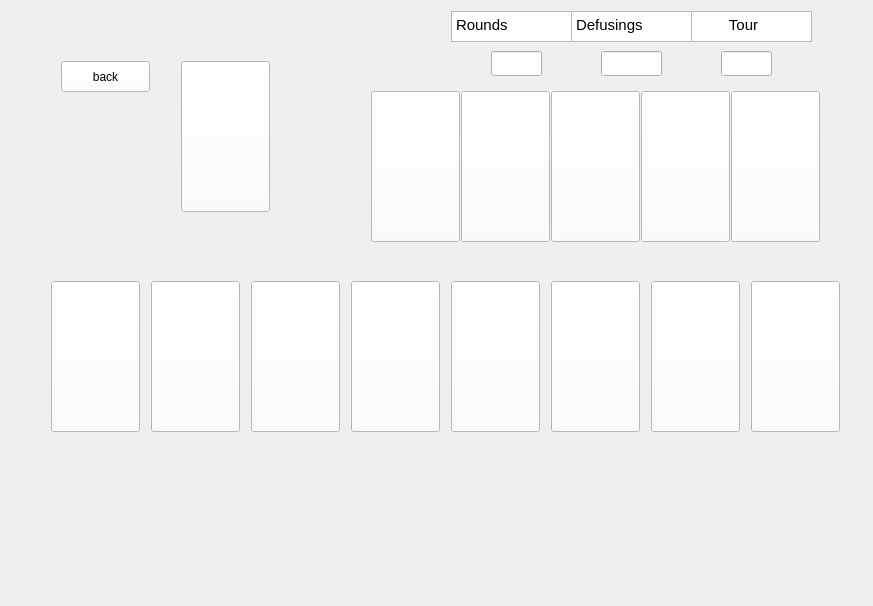
Old version of the form ui/mainwindow.ui in the repository NadjibBelaribi/time-bomb-game.
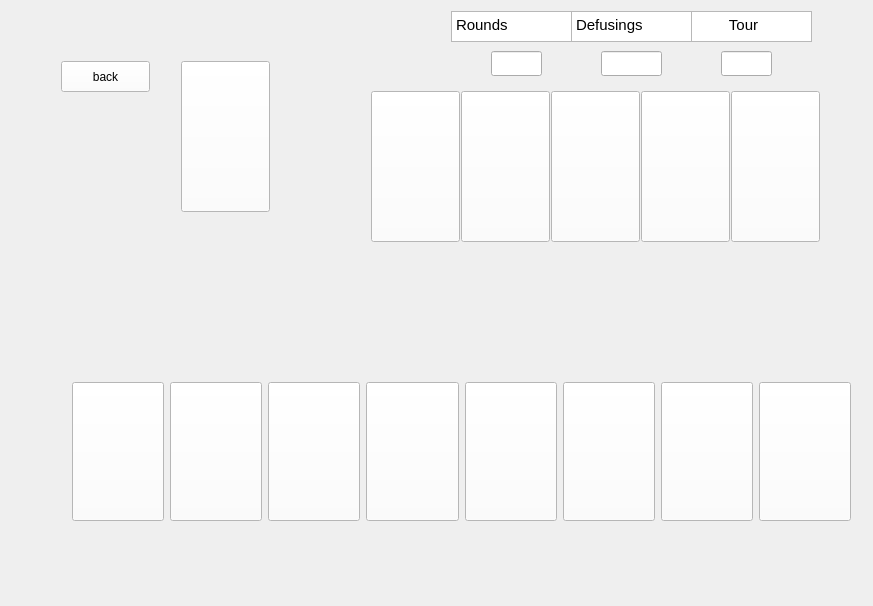
New version of the form. The open tabs and pages were chosen to show the change. Icons and pictures are not drawn.

Diff of the .ui file:
```diff
--- a/ui/mainwindow.ui
+++ b/ui/mainwindow.ui
@@ -35,6 +35,9 @@
    <layout class="QVBoxLayout" name="verticalLayout_2">
     <item>
      <widget class="QStackedWidget" name="menu">
+      <property name="styleSheet">
+       <string notr="true"/>
+      </property>
       <property name="currentIndex">
        <number>0</number>
       </property>
@@ -178,110 +181,6 @@
        </widget>
       </widget>
       <widget class="QWidget" name="board">
-       <widget class="QPushButton" name="player1">
-        <property name="geometry">
-         <rect>
-          <x>40</x>
-          <y>270</y>
-          <width>89</width>
-          <height>151</height>
-         </rect>
-        </property>
-        <property name="text">
-         <string/>
-        </property>
-       </widget>
-       <widget class="QPushButton" name="player2">
-        <property name="geometry">
-         <rect>
-          <x>140</x>
-          <y>270</y>
-          <width>89</width>
-          <height>151</height>
-         </rect>
-        </property>
-        <property name="text">
-         <string/>
-        </property>
-       </widget>
-       <widget class="QPushButton" name="player3">
-        <property name="geometry">
-         <rect>
-          <x>240</x>
-          <y>270</y>
-          <width>89</width>
-          <height>151</height>
-         </rect>
-        </property>
-        <property name="text">
-         <string/>
-        </property>
-       </widget>
-       <widget class="QPushButton" name="player4">
-        <property name="geometry">
-         <rect>
-          <x>340</x>
-          <y>270</y>
-          <width>89</width>
-          <height>151</height>
-         </rect>
-        </property>
-        <property name="text">
-         <string/>
-        </property>
-       </widget>
-       <widget class="QPushButton" name="player5">
-        <property name="geometry">
-         <rect>
-          <x>440</x>
-          <y>270</y>
-          <width>89</width>
-          <height>151</height>
-         </rect>
-        </property>
-        <property name="text">
-         <string/>
-        </property>
-       </widget>
-       <widget class="QPushButton" name="player6">
-        <property name="geometry">
-         <rect>
-          <x>540</x>
-          <y>270</y>
-          <width>89</width>
-          <height>151</height>
-         </rect>
-        </property>
-        <property name="text">
-         <string/>
-        </property>
-       </widget>
-       <widget class="QPushButton" name="player7">
-        <property name="geometry">
-         <rect>
-          <x>640</x>
-          <y>270</y>
-          <width>89</width>
-          <height>151</height>
-         </rect>
-        </property>
-        <property name="text">
-         <string/>
-        </property>
-       </widget>
-       <widget class="QPushButton" name="player8">
-        <property name="geometry">
-         <rect>
-          <x>740</x>
-          <y>270</y>
-          <width>89</width>
-          <height>151</height>
-         </rect>
-        </property>
-        <property name="text">
-         <string/>
-        </property>
-       </widget>
        <widget class="QPushButton" name="card1">
         <property name="geometry">
          <rect>
@@ -455,6 +354,122 @@
 &lt;p style=&quot; margin-top:0px; margin-bottom:0px; margin-left:0px; margin-right:0px; -qt-block-indent:0; text-indent:0px;&quot;&gt;        Tour&lt;/p&gt;&lt;/body&gt;&lt;/html&gt;</string>
         </property>
        </widget>
+       <widget class="QWidget" name="horizontalLayoutWidget">
+        <property name="geometry">
+         <rect>
+          <x>50</x>
+          <y>360</y>
+          <width>801</width>
+          <height>161</height>
+         </rect>
+        </property>
+        <layout class="QHBoxLayout" name="horizontalLayout">
+         <item>
+          <widget class="QPushButton" name="player1">
+           <property name="sizePolicy">
+            <sizepolicy hsizetype="Minimum" vsizetype="Preferred">
+             <horstretch>0</horstretch>
+             <verstretch>0</verstretch>
+            </sizepolicy>
+           </property>
+           <property name="text">
+            <string/>
+           </property>
+          </widget>
+         </item>
+         <item>
+          <widget class="QPushButton" name="player2">
+           <property name="sizePolicy">
+            <sizepolicy hsizetype="Minimum" vsizetype="Preferred">
+             <horstretch>0</horstretch>
+             <verstretch>0</verstretch>
+            </sizepolicy>
+           </property>
+           <property name="text">
+            <string/>
+           </property>
+          </widget>
+         </item>
+         <item>
+          <widget class="QPushButton" name="player3">
+           <property name="sizePolicy">
+            <sizepolicy hsizetype="Minimum" vsizetype="Preferred">
+             <horstretch>0</horstretch>
+             <verstretch>0</verstretch>
+            </sizepolicy>
+           </property>
+           <property name="text">
+            <string/>
+           </property>
+          </widget>
+         </item>
+         <item>
+          <widget class="QPushButton" name="player4">
+           <property name="sizePolicy">
+            <sizepolicy hsizetype="Minimum" vsizetype="Preferred">
+             <horstretch>0</horstretch>
+             <verstretch>0</verstretch>
+            </sizepolicy>
+           </property>
+           <property name="text">
+            <string/>
+           </property>
+          </widget>
+         </item>
+         <item>
+          <widget class="QPushButton" name="player5">
+           <property name="sizePolicy">
+            <sizepolicy hsizetype="Minimum" vsizetype="Preferred">
+             <horstretch>0</horstretch>
+             <verstretch>0</verstretch>
+            </sizepolicy>
+           </property>
+           <property name="text">
+            <string/>
+           </property>
+          </widget>
+         </item>
+         <item>
+          <widget class="QPushButton" name="player6">
+           <property name="sizePolicy">
+            <sizepolicy hsizetype="Minimum" vsizetype="Preferred">
+             <horstretch>0</horstretch>
+             <verstretch>0</verstretch>
+            </sizepolicy>
+           </property>
+           <property name="text">
+            <string/>
+           </property>
+          </widget>
+         </item>
+         <item>
+          <widget class="QPushButton" name="player7">
+           <property name="sizePolicy">
+            <sizepolicy hsizetype="Minimum" vsizetype="Preferred">
+             <horstretch>0</horstretch>
+             <verstretch>0</verstretch>
+            </sizepolicy>
+           </property>
+           <property name="text">
+            <string/>
+           </property>
+          </widget>
+         </item>
+         <item>
+          <widget class="QPushButton" name="player8">
+           <property name="sizePolicy">
+            <sizepolicy hsizetype="Minimum" vsizetype="Preferred">
+             <horstretch>0</horstretch>
+             <verstretch>0</verstretch>
+            </sizepolicy>
+           </property>
+           <property name="text">
+            <string/>
+           </property>
+          </widget>
+         </item>
+        </layout>
+       </widget>
       </widget>
       <widget class="QWidget" name="aide"/>
      </widget>
```
Left out of the diff: 8 changed lines with no effect on the pictures.
